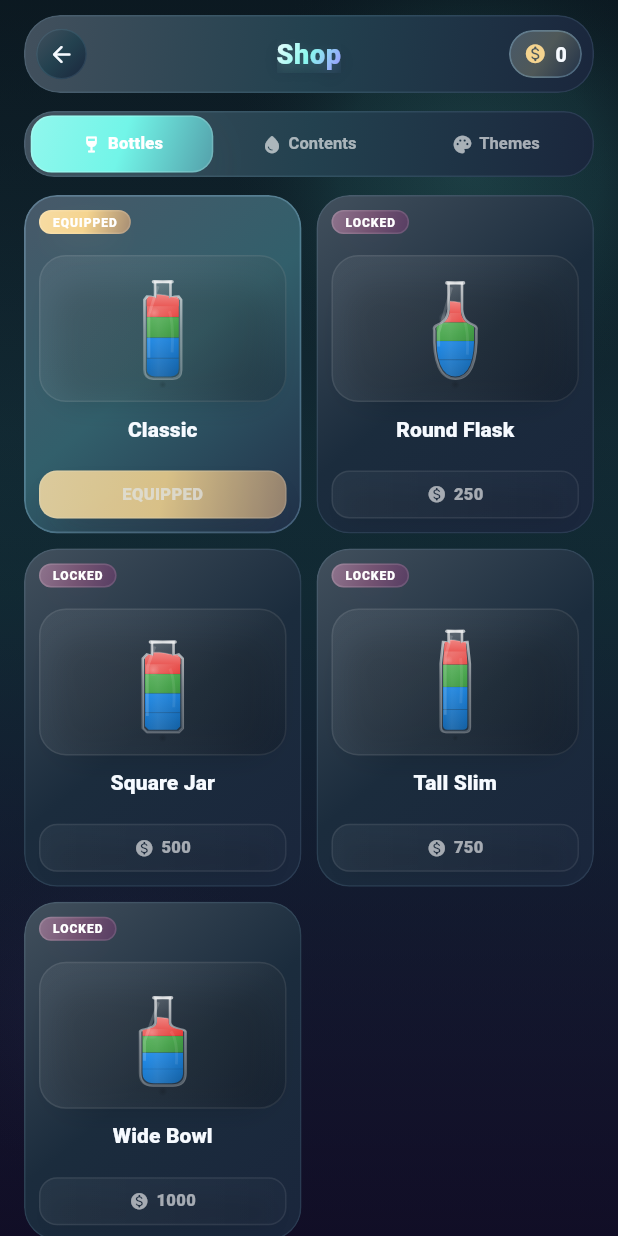
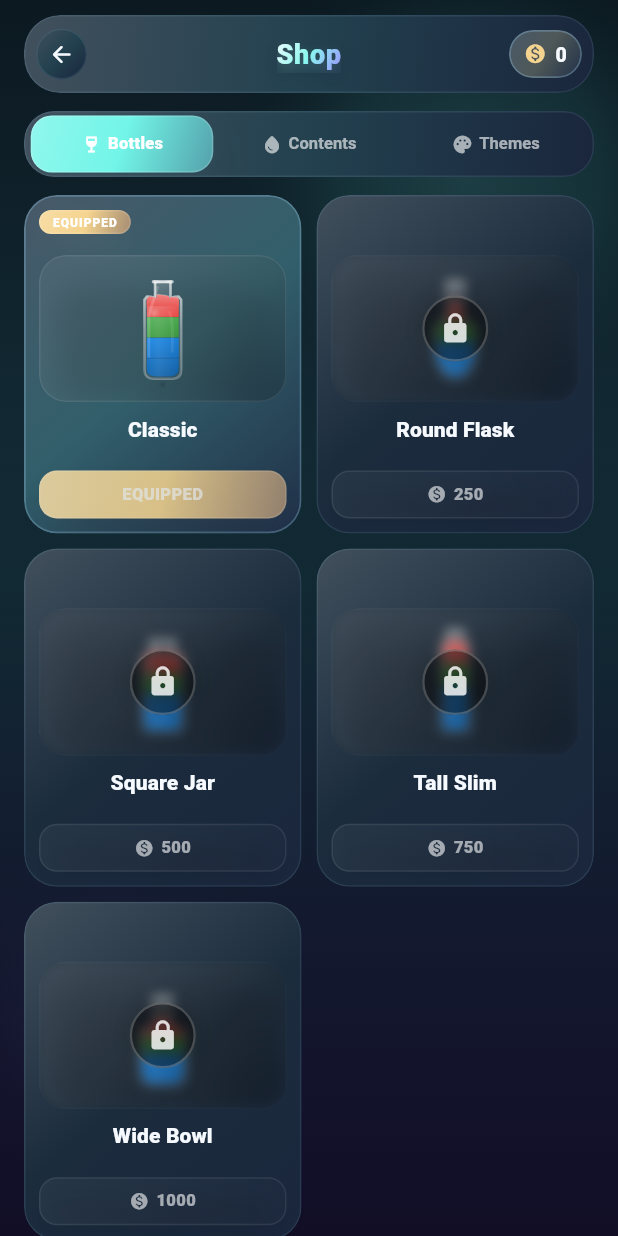
Before and after one commit to Ayushvarsani/game-ring-pole-short, a Flutter app: the ShopScreen screen opened directly, on a phone screen of 412 x 824 dp. Run offline on Flutter 3.47's test engine with Material 3 defaults, Android fonts, the phone set to English and light mode, and no system bars; our stand-ins replace audioplayers, equatable, flutter_bloc, shared_preferences; accounts and stored records are empty.

Commit message:
shop screen changes

```diff
--- a/lib/screens/shop_screen.dart
+++ b/lib/screens/shop_screen.dart
@@ -1,3 +1,4 @@
+import 'dart:ui';
 import 'package:flutter/material.dart';
 import 'package:flutter_bloc/flutter_bloc.dart';
 
@@ -668,8 +669,6 @@ class ShopReferenceCard extends StatelessWidget {
       status == ShopItemStatus.active ||
       (status == ShopItemStatus.locked && affordable);
 
-  bool get _showsBadge => status != ShopItemStatus.active;
-
   Color _cardTint(AppThemeConfig theme) {
     switch (status) {
       case ShopItemStatus.equipped:
@@ -699,7 +698,9 @@ class ShopReferenceCard extends StatelessWidget {
       case ShopItemStatus.active:
         return '';
       case ShopItemStatus.locked:
-        return 'Locked';
+        // Badge label intentionally empty — lock state is shown via
+        // the blur + icon overlay on the preview instead.
+        return '';
     }
   }
 
@@ -717,13 +718,17 @@ class ShopReferenceCard extends StatelessWidget {
         crossAxisAlignment: CrossAxisAlignment.stretch,
         children: [
           ShopStatusBadgeSlot(
-            visible: _showsBadge,
+            // Show badge only for equipped; locked items use the blur
+            // + lock-icon overlay on the preview, not a text badge.
+            visible: status == ShopItemStatus.equipped,
             label: _badgeLabel(),
             tint: _badgeTint(theme),
             compact: compact,
           ),
           SizedBox(height: compact ? 10 : 12),
-          Container(
+          ClipRRect(
+            borderRadius: BorderRadius.circular(compact ? 18 : 20),
+            child: Container(
               height: previewStageHeight,
               decoration: BoxDecoration(
                 borderRadius: BorderRadius.circular(compact ? 18 : 20),
@@ -745,9 +750,58 @@ class ShopReferenceCard extends StatelessWidget {
                   ),
                 ],
               ),
-            child: Padding(
+              child: Stack(
+                fit: StackFit.expand,
+                children: [
+                  // ── Preview content (always present) ──────────────────────
+                  Padding(
                     padding: EdgeInsets.all(compact ? 10 : 12),
                     child: Center(child: preview),
+                  ),
+                  // ── Blur + lock icon overlay for locked items ──────────────
+                  if (status == ShopItemStatus.locked) ...[
+                    // Frosted-glass blur over the preview
+                    Positioned.fill(
+                      child: BackdropFilter(
+                        filter: ImageFilter.blur(sigmaX: 4.0, sigmaY: 4.0),
+                        child: DecoratedBox(
+                          decoration: BoxDecoration(
+                            color: Colors.black.withValues(alpha: 0.08),
+                          ),
+                        ),
+                      ),
+                    ),
+                    // Large centered lock icon — primary locked-state indicator
+                    Center(
+                      child: Container(
+                        width: compact ? 44 : 52,
+                        height: compact ? 44 : 52,
+                        decoration: BoxDecoration(
+                          color: Colors.black.withValues(alpha: 0.42),
+                          shape: BoxShape.circle,
+                          border: Border.all(
+                            color: Colors.white.withValues(alpha: 0.22),
+                            width: 1.5,
+                          ),
+                          boxShadow: [
+                            BoxShadow(
+                              color: Colors.black.withValues(alpha: 0.28),
+                              blurRadius: 16,
+                              spreadRadius: -4,
+                            ),
+                          ],
+                        ),
+                        alignment: Alignment.center,
+                        child: Icon(
+                          Icons.lock_rounded,
+                          color: Colors.white.withValues(alpha: 0.82),
+                          size: compact ? 22 : 26,
+                        ),
+                      ),
+                    ),
+                  ],
+                ],
+              ),
             ),
           ),
           SizedBox(height: compact ? 10 : 12),
```
Lines whose indentation alone changed are shown as unchanged.
